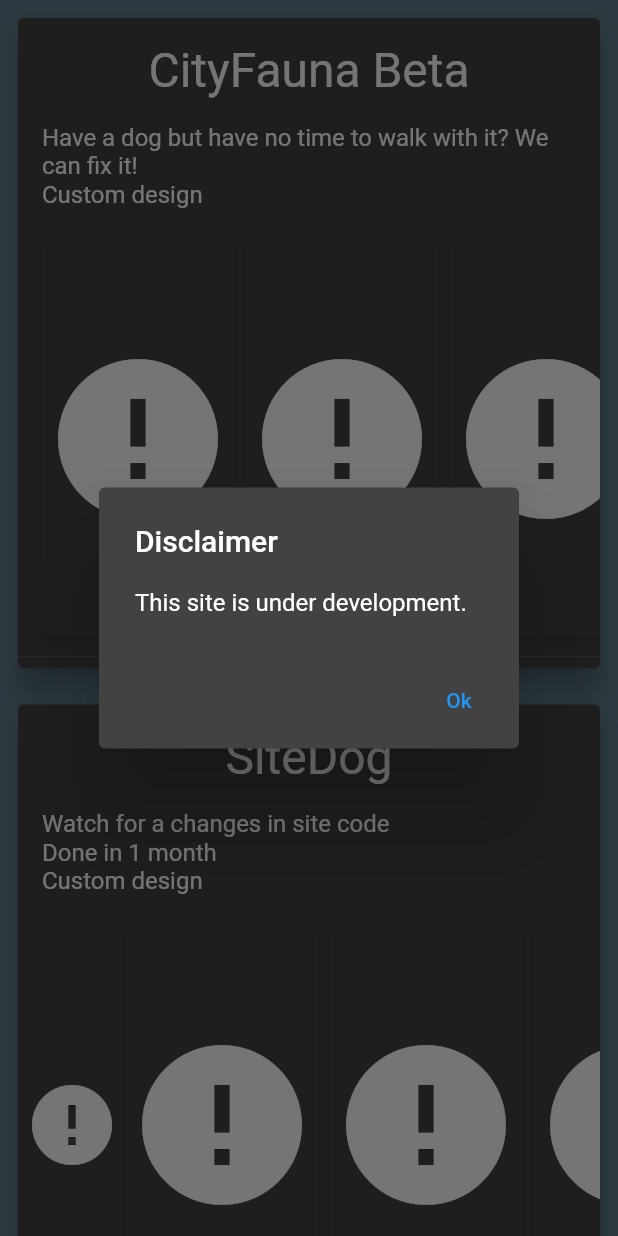
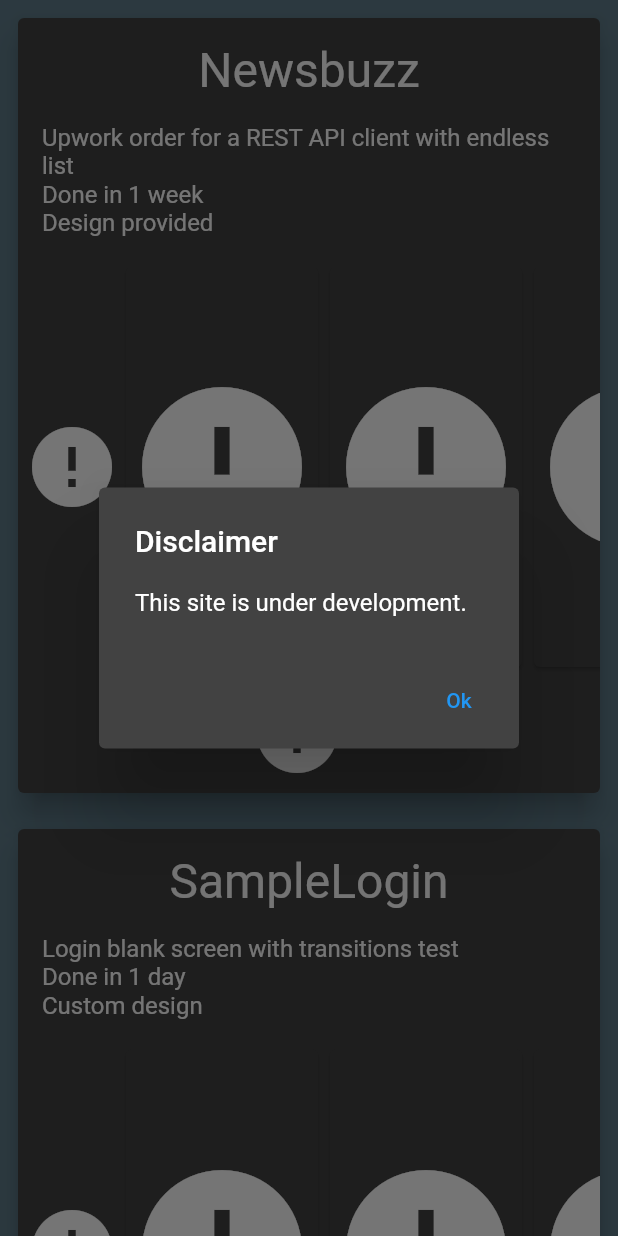
Before and after one commit to niktob560/portfolio_web, a Flutter app: the screen it shows after launch, on a phone screen of 412 x 824 dp. Run offline on Flutter 3.47's test engine with Material 2 defaults, Android fonts, the phone set to English and light mode, and no system bars; drawn by our look-alikes of cached_network_image; our stand-ins replace youtube_player_iframe; missing offline and left inert: responsive_scaffold; network calls fail.

Commit message:
Changed android projects order

```diff
--- a/lib/root.dart
+++ b/lib/root.dart
@@ -14,34 +14,38 @@ class RootWidgetState extends State<RootWidget> {
   final skills = {
     Skill('Android', {
       Project(
-        'CityFauna Beta',
-        'Have a dog but have no time to walk with it? We can fix it!\nCustom design',
-        [0, 1, 2].map((e) => 'assets/android/cf/$e.jpg').toSet(),
-      ),
+          'Newsbuzz',
+          'Upwork order for a REST API client with endless list\nDone in 1 week\nDesign provided',
+          [0, 1, 2, 3, 4].map((e) => 'assets/android/newsbuzz/$e.jpg').toSet(),
+          playMarketUrl:
+              'https://play.google.com/store/apps/details?id=com.indonesia.newsbuzz',
+          youtubeVideoId: 'YkE17AlgRxk'),
+      Project(
+          'SampleLogin',
+          'Login blank screen with transitions test\nDone in 1 day\nCustom design',
+          [0, 1, 2, 3].map((e) => 'assets/android/samplelogin/$e.jpg').toSet(),
+          youtubeVideoId: 'KdL6cgPIfm0'),
+      Project(
+          'HLUS',
+          'Interactive box office for a Hong Kong waffles shop\nProject paused, the customer went bankrupt\nCustom design, colors provided',
+          [0, 1, 2, 3, 4, 5, 6, 7]
+              .map((e) => 'assets/android/hlus/$e.jpg')
+              .toSet()),
       Project(
           'SiteDog',
           'Watch for a changes in site code\nDone in 1 month\nCustom design',
           [0, 1, 2, 3].map((e) => 'assets/android/sitedog/$e.jpg').toSet(),
           youtubeVideoId: '4kaeSD2Rwv0'),
       Project(
-          'Newsbuzz',
-          'Upwork order for a REST API client with endless list\nDone in 1 week\nDesign provided',
-          [0, 1, 2, 3, 4].map((e) => 'assets/android/newsbuzz/$e.jpg').toSet(),
-          playMarketUrl:
-              'https://play.google.com/store/apps/details?id=com.indonesia.newsbuzz',
-          youtubeVideoId: 'YkE17AlgRxk'),
-      Project('SampleLogin', 'Login blank screen with transitions test\nDone in 1 day\nCustom design',
-          [0, 1, 2, 3].map((e) => 'assets/android/samplelogin/$e.jpg').toSet(),
-          youtubeVideoId: 'KdL6cgPIfm0'),
-      Project('STAVRIDE', 'AVR emulator for Android, the final project of Samsung IT School\nFull emulation of MCU\nDone in 1 month\nCustom design',
+        'CityFauna Beta',
+        'Have a dog but have no time to walk with it? We can fix it!\nCustom design',
+        [0, 1, 2].map((e) => 'assets/android/cf/$e.jpg').toSet(),
+      ),
+      Project(
+          'STAVRIDE',
+          'AVR emulator for Android, the final project of Samsung IT School\nFull emulation of MCU\nDone in 1 month\nCustom design',
           [0, 1, 2, 3, 4].map((e) => 'assets/android/stavride/$e.jpg').toSet(),
           youtubeVideoId: 'm2IB5Tn9VvM'),
-      Project(
-          'HLUS',
-          'Interactive box office for a Hong Kong waffles shop\nProject paused, the customer went bankrupt\nCustom design, colors provided',
-          [0, 1, 2, 3, 4, 5, 6, 7]
-              .map((e) => 'assets/android/hlus/$e.jpg')
-              .toSet()),
     }),
     Skill('Flutter', {
       Project(
@@ -91,12 +95,12 @@ class RootWidgetState extends State<RootWidget> {
     );
   }
 
-
   @override
   void initState() {
     super.initState();
 
-    Future.delayed(Duration(seconds: 1)).then((value) => _showDisclaimerDialog());
+    Future.delayed(Duration(seconds: 1))
+        .then((value) => _showDisclaimerDialog());
   }
 
   Future<void> _showDisclaimerDialog() async {
```
